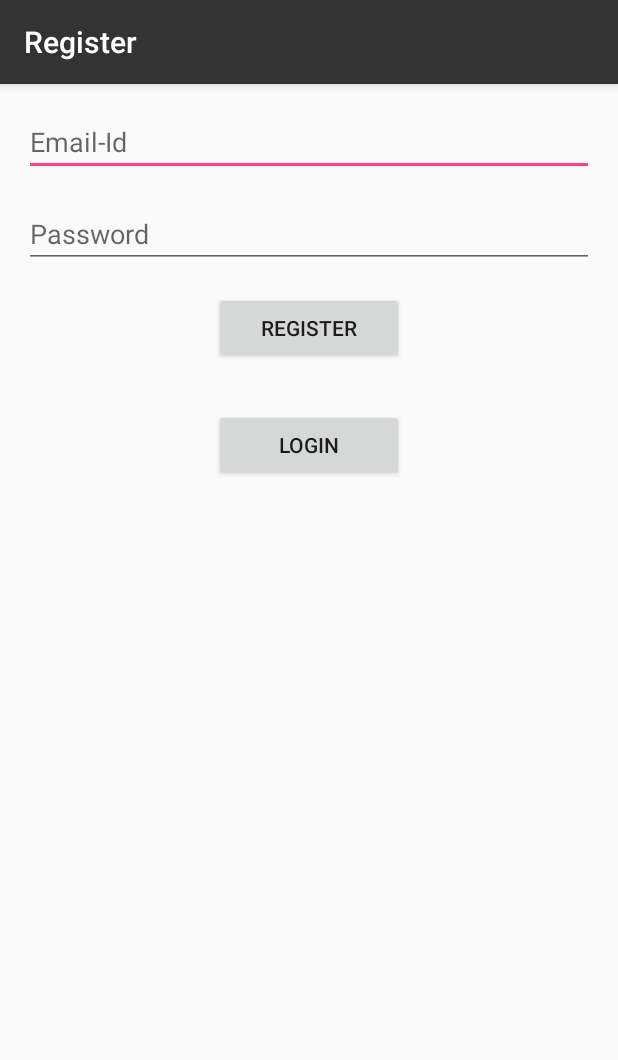
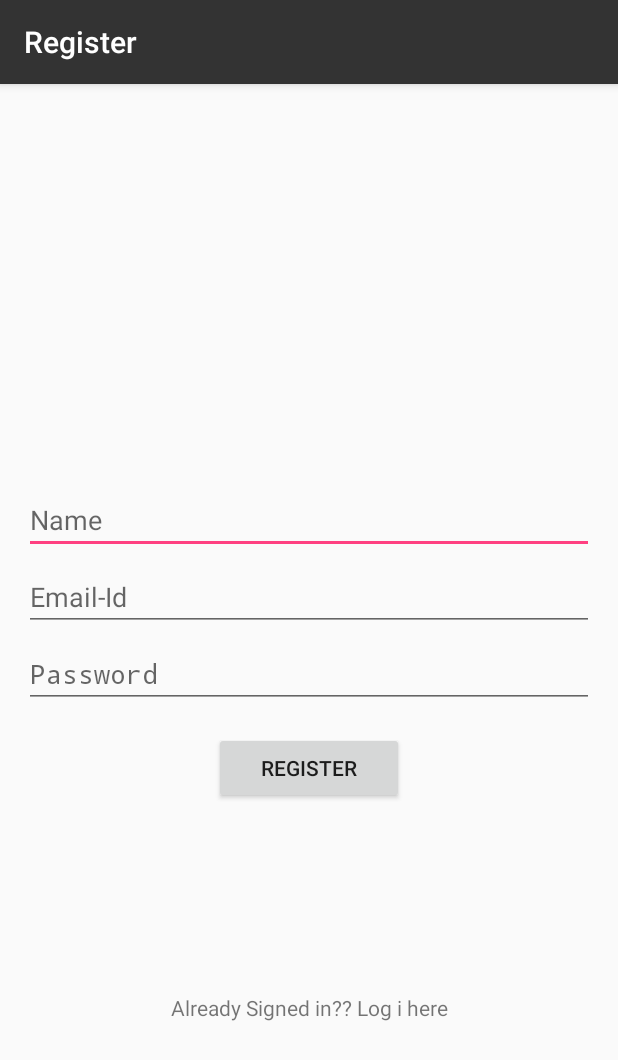
Before and after one commit to paritosh9199/LibraryManagement, an Android app: the screen it shows after launch (LoginActivity), after a tap on "STUDENT", on a phone screen of 412 x 824 dp. Shown: the top 1060 px of the screen. Run offline under Robolectric (Android 15) with nearby library versions, the phone set to English and light mode, and no system bars; our stand-ins replace Firebase (no records; nobody signed in at launch, a user with empty details on screens opened directly).

```diff
--- a/app/src/main/java/com/android/paritosh/librarymanagement/LoginActivity.java
+++ b/app/src/main/java/com/android/paritosh/librarymanagement/LoginActivity.java
@@ -9,25 +9,39 @@ import android.text.TextUtils;
 import android.view.View;
 import android.widget.Button;
 import android.widget.EditText;
+import android.widget.TextView;
 import android.widget.Toast;
 
 import com.google.android.gms.tasks.OnCompleteListener;
 import com.google.android.gms.tasks.Task;
 import com.google.firebase.auth.AuthResult;
 import com.google.firebase.auth.FirebaseAuth;
+import com.google.firebase.auth.FirebaseUser;
+import com.google.firebase.auth.UserProfileChangeRequest;
+import com.google.firebase.database.DatabaseReference;
+import com.google.firebase.database.FirebaseDatabase;
+
+import org.w3c.dom.Text;
 
 import static android.R.attr.delay;
+import static android.R.attr.name;
+import static android.R.id.message;
 
 public class LoginActivity extends AppCompatActivity implements View.OnClickListener {
 
-    private EditText password;
+    private EditText password, nameUser;
     private EditText email;
-    private Button login;
+    private TextView login;
     private Button register;
 
     private ProgressDialog progress;
 
     private FirebaseAuth firebaseAuth;
+
+    private DatabaseReference databaseReference;
+    private FirebaseDatabase database;
+    private FirebaseAuth.AuthStateListener mAuthListener;
+    private FirebaseUser user;
 
 
     @Override
@@ -36,12 +50,14 @@ public class LoginActivity extends AppCompatActivity implements View.OnClickList
         setContentView(R.layout.activity_login);
 
         firebaseAuth = FirebaseAuth.getInstance();
+        user = firebaseAuth.getCurrentUser();
 
         progress = new ProgressDialog(this);
 
+        nameUser = (EditText) findViewById(R.id.name);
         password = (EditText) findViewById(R.id.pass);
         email = (EditText) findViewById(R.id.emailid);
-        login = (Button) findViewById(R.id.logger);
+        login = (TextView) findViewById(R.id.logger);
         register = (Button) findViewById(R.id.register);
 
         login.setOnClickListener(this);
@@ -51,8 +67,11 @@ public class LoginActivity extends AppCompatActivity implements View.OnClickList
 
 
     private void registerUser() {
+
         String em = email.getText().toString().trim();
         String pass = password.getText().toString().trim();
+        final String nameOfUser = nameUser.getText().toString().trim();
+
 
         if (TextUtils.isEmpty(em)) {
             Toast.makeText(this, "enter a valid email", Toast.LENGTH_SHORT).show();
@@ -62,9 +81,18 @@ public class LoginActivity extends AppCompatActivity implements View.OnClickList
             Toast.makeText(this, "enter a valid password", Toast.LENGTH_SHORT).show();
             return;
         }
+        if (TextUtils.isEmpty(nameOfUser)) {
+            Toast.makeText(this, "enter a valid Name", Toast.LENGTH_SHORT).show();
+            return;
+        }
 
         progress.setMessage("please wait...");
         progress.show();
+
+        //shit
+
+
+
 
         firebaseAuth.createUserWithEmailAndPassword(em, pass)
                 .addOnCompleteListener(this, new OnCompleteListener<AuthResult>() {
@@ -74,7 +102,10 @@ public class LoginActivity extends AppCompatActivity implements View.OnClickList
                         if (task.isSuccessful()) {
                             Toast.makeText(LoginActivity.this, "registered succesfully", Toast.LENGTH_SHORT).show();
                             finish();
-                            startActivity(new Intent(LoginActivity.this, AllLoginActivity.class));
+                            //nameSetter();
+                            Intent n = new Intent(LoginActivity.this, AllLoginActivity.class);
+                            //n.putExtra("name", nameOfUser);
+                            startActivity(n);
 
                         } else {
                             Toast.makeText(LoginActivity.this, "registration failed", Toast.LENGTH_SHORT).show();
@@ -83,8 +114,55 @@ public class LoginActivity extends AppCompatActivity implements View.OnClickList
                     }
                 });
 
+
+        //UserInformation userInformation = new UserInformation(nameOfUser);
+        //databaseReference.child(user.getUid()).setValue(userInformation);
+        //FirebaseUser user = firebaseAuth.getCurrentUser();
+
+
+
+        /* depricated piece of shit
+        UserProfileChangeRequest profileUpdates = new UserProfileChangeRequest.Builder()
+                .setDisplayName(nameOfUser).build();
+
+        user.updateProfile(profileUpdates);
+        */
+
+        /*
+        mAuthListener = new FirebaseAuth.AuthStateListener() {
+            @Override
+            public void onAuthStateChanged(@NonNull FirebaseAuth firebaseAuth) {
+                FirebaseUser user = firebaseAuth.getCurrentUser();
+                final String n = nameUser.getText().toString().trim();
+                if(user!=null){
+                    UserProfileChangeRequest profileUpdates = new UserProfileChangeRequest.Builder()
+                            .setDisplayName(n).build();
+                    user.updateProfile(profileUpdates);
+                    //Intent intent = new Intent(currentActivity.this, nextActivity.class);
+                    //startActivity(intent);
+                }
+            }
+        };
+        */
+
     }
 
+
+    /*
+    public void nameSetter(){
+
+
+        /*UserProfileChangeRequest profileUpdates = new UserProfileChangeRequest.Builder()
+                .setDisplayName(nameOfUser).build();
+
+        user.updateProfile(profileUpdates);
+
+        String nameOfUser = nameUser.getText().toString().trim();
+        UserInformation userInformation = new UserInformation(nameOfUser);
+        databaseReference.child(user.getUid()).setValue(userInformation);
+    }
+
+    */
     @Override
     public void onClick(View view) {
         if (view == login) {
@@ -95,4 +173,19 @@ public class LoginActivity extends AppCompatActivity implements View.OnClickList
             registerUser();
         }
     }
+/*
+    @Override
+    public void onResume(){
+        super.onResume();
+        firebaseAuth.addAuthStateListener(mAuthListener);
+    }
+
+    @Override
+    public void onStop(){
+        super.onStop();
+        if(mAuthListener != null){
+            firebaseAuth.removeAuthStateListener(mAuthListener);
+        }
+    }
+    */
 }
--- a/app/src/main/java/com/android/paritosh/librarymanagement/MainActivity.java
+++ b/app/src/main/java/com/android/paritosh/librarymanagement/MainActivity.java
@@ -5,9 +5,13 @@ import android.support.v7.app.AppCompatActivity;
 import android.os.Bundle;
 
 
+import android.util.Log;
 import android.view.View;
 import android.widget.EditText;
 import android.widget.TextView;
+
+import com.google.firebase.auth.FirebaseAuth;
+import com.google.firebase.auth.FirebaseUser;
 
 import java.text.NumberFormat;
 import java.util.Locale;
@@ -19,10 +23,26 @@ public class MainActivity extends AppCompatActivity {
 
     int i = 0, j;
 
+    private FirebaseUser firebaseUser;
+
     @Override
     protected void onCreate(Bundle savedInstanceState) {
         super.onCreate(savedInstanceState);
         setContentView(R.layout.activity_main);
+
+        // already logs in the user if the user is logged in...
+        // gotta work on the looks now
+        FirebaseUser user = FirebaseAuth.getInstance().getCurrentUser();
+        if (user != null) {
+            // User is signed in
+            finish();
+            startActivity(new Intent(MainActivity.this, UserLoginActivity.class));
+            // i.setFlags(Intent.FLAG_ACTIVITY_NEW_TASK | Intent.FLAG_ACTIVITY_CLEAR_TASK);
+            //startActivity(i);
+        } else {
+            // User is signed out
+            Log.d("TAG", "onAuthStateChanged:signed_out");
+        }
     }
 
 
--- a/app/src/main/java/com/android/paritosh/librarymanagement/UserInformation.java
+++ b/app/src/main/java/com/android/paritosh/librarymanagement/UserInformation.java
@@ -12,6 +12,10 @@ public class UserInformation {
 
     }
 
+    public UserInformation(String name) {
+        this.name = name;
+        //this.halltckt = halltckt;
+    }
     public UserInformation(String name, String halltckt) {
         this.name = name;
         this.halltckt = halltckt;
--- a/app/src/main/res/layout/activity_login.xml
+++ b/app/src/main/res/layout/activity_login.xml
@@ -11,16 +11,31 @@
     tools:context="com.android.paritosh.librarymanagement.MainActivity"
     android:orientation="vertical">
 
-    <EditText
+    <LinearLayout
+        android:layout_width="match_parent"
+        android:layout_height="0dp"
+        android:layout_weight="1"
+        android:orientation="vertical"></LinearLayout>
+
+    <android.widget.EditText
+        android:id="@+id/name"
+        android:layout_width="match_parent"
+        android:layout_height="wrap_content"
+        android:ems="10"
+        android:inputType="textPersonName"
+        android:layout_marginBottom="6dp"
+        android:hint="Name" />
+
+    <android.widget.EditText
         android:id="@+id/emailid"
         android:layout_width="match_parent"
         android:layout_height="wrap_content"
-        android:layout_marginBottom="16dp"
+        android:layout_marginBottom="6dp"
         android:ems="10"
         android:hint="Email-Id"
         android:inputType="textEmailAddress" />
 
-    <EditText
+    <android.widget.EditText
         android:layout_width="match_parent"
         android:layout_height="wrap_content"
         android:password="true"
@@ -53,27 +68,14 @@
             android:layout_height="wrap_content" />
     </LinearLayout>
 
-    <LinearLayout
+
+    <TextView
+            android:id="@+id/logger"
         android:layout_width="match_parent"
-        android:layout_marginTop="30dp"
-        android:layout_height="wrap_content"
-        android:orientation="horizontal">
-
-        <TextView
-            android:layout_width="0dp"
-            android:layout_weight="1"
-            android:layout_height="wrap_content" />
-
-        <Button
-            android:id="@+id/logger"
-            android:layout_width="0dp"
             android:layout_height="wrap_content"
             android:layout_weight="1"
-            android:text="login" />
+        android:gravity="center"
+        android:text="Already Signed in?? Log i here" />
 
-        <TextView
-            android:layout_width="0dp"
-            android:layout_weight="1"
-            android:layout_height="wrap_content" />
-    </LinearLayout>
+
 </LinearLayout>
--- a/app/src/main/res/values/strings.xml
+++ b/app/src/main/res/values/strings.xml
@@ -1,4 +1,4 @@
 <resources>
-    <string name="app_name">Library Management</string>
+    <string name="app_name">LibryEd</string>
     <string name="sing">Sign Up/Login</string>
 </resources>
```
Also changed, not shown: app/src/main/java/com/android/paritosh/librarymanagement/FireAuthen.java (added, +105 -0 lines), app/src/main/java/com/android/paritosh/librarymanagement/UserLoginActivity.java (+22 -2 lines), app/src/main/res/layout/activity_main.xml (+0 -10 lines).
